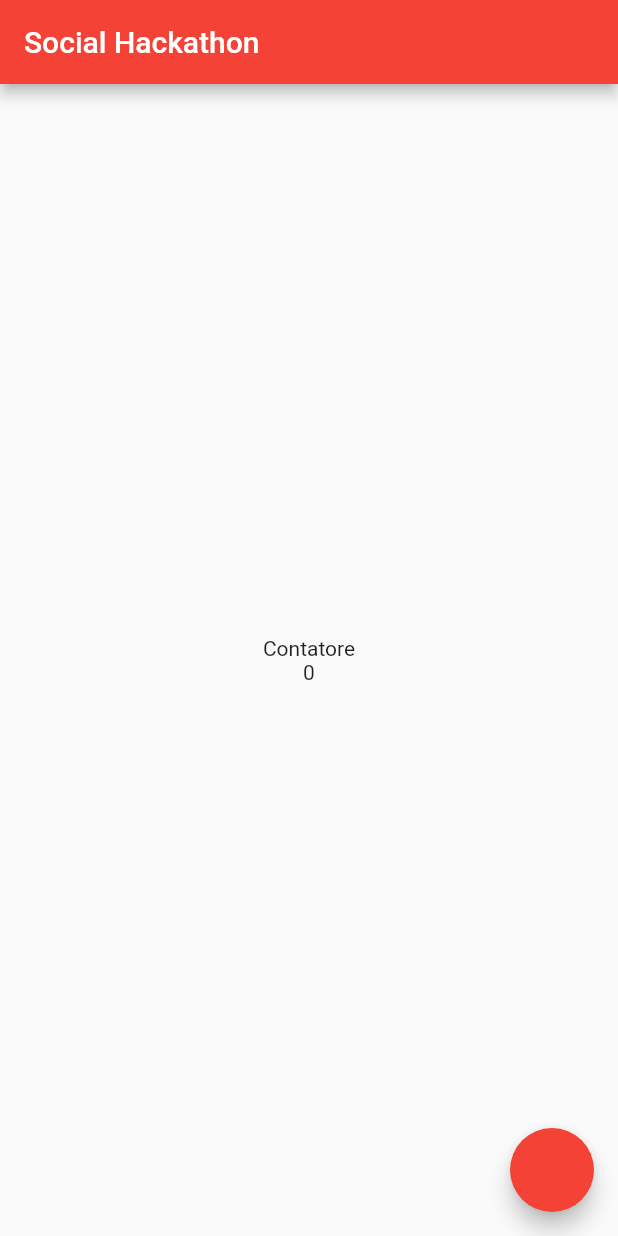
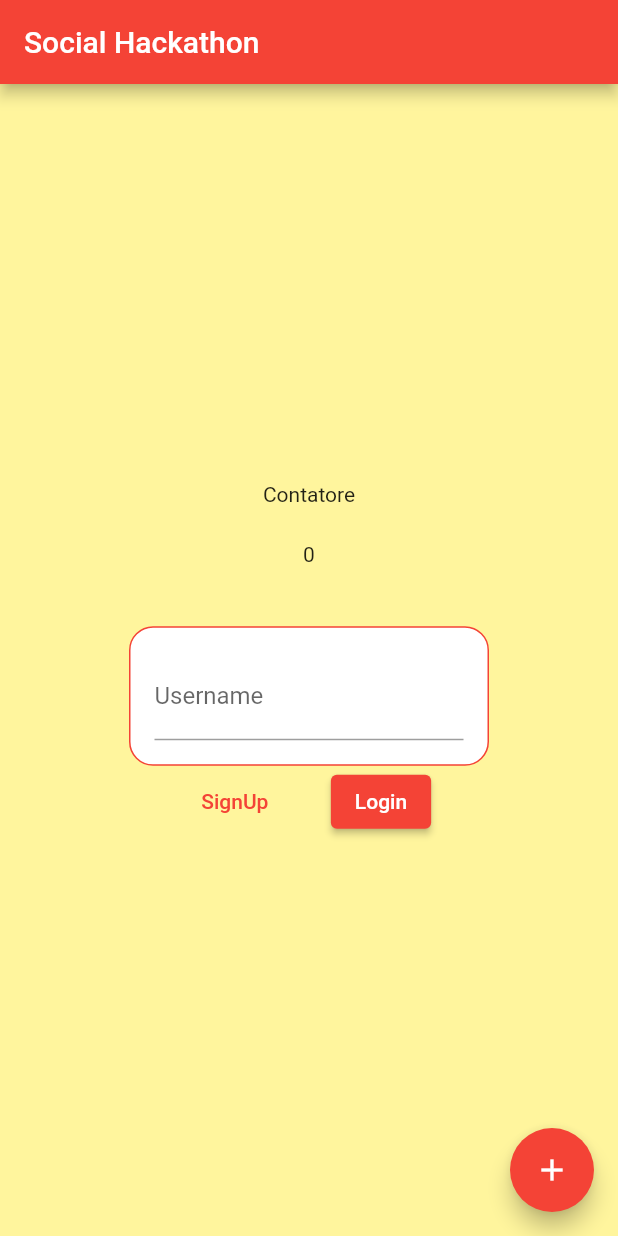
Before and after one commit to INDAPP/social_hackathon_umbria, a Flutter app: the screen it shows after launch, on a phone screen of 412 x 824 dp. Run offline on Flutter 3.47's test engine with Material 2 defaults, Android fonts, the phone set to English and light mode, and no system bars.

Commit message:
Login Page First Setup

```diff
--- a/lib/home.dart
+++ b/lib/home.dart
@@ -9,10 +9,13 @@ class Home extends StatefulWidget {
 
 class HomeState extends State<Home> {
   int counter = 0;
+  bool signupButtonVisible = true;
+  String textFieldString = "";
 
   @override
   Widget build(BuildContext context) {
     return Scaffold(
+      backgroundColor: Colors.yellow.shade200,
       appBar: AppBar(
         title: Text("Social Hackathon"),
       ),
@@ -20,12 +23,68 @@ class HomeState extends State<Home> {
         child: Column(
           mainAxisSize: MainAxisSize.min,
           children: [
-            Text("Contatore"),
-            Text("$counter"),
+            Padding(
+              padding: const EdgeInsets.only(bottom: 16),
+              child: Text("Contatore"),
+            ),
+            Padding(
+              padding: const EdgeInsets.all(8.0),
+              child: Text("$counter"),
+            ),
+            Padding(
+              padding: const EdgeInsets.all(8.0),
+              child: Text(textFieldString),
+            ),
+            Container(
+              padding: EdgeInsets.all(16),
+              width: 240,
+              child: TextField(
+                decoration: InputDecoration(
+                  hintText: "Email",
+                  labelText: "Username",
+                  //errorText: "Inserisci email",
+                ),
+                onChanged: (text) {
+                  setState(() {
+                    textFieldString = text;
+                  });
+                },
+              ),
+              decoration: BoxDecoration(
+                borderRadius: BorderRadius.circular(16),
+                color: Colors.white,
+                border: Border.all(color: Colors.red),
+              ),
+            ),
+            Row(
+              mainAxisSize: MainAxisSize.min,
+              children: [
+                Visibility(
+                  visible: signupButtonVisible,
+                  child: TextButton(
+                    onPressed: () {},
+                    child: Text("SignUp"),
+                  ),
+                ),
+                SizedBox(
+                  width: 32,
+                ),
+                ElevatedButton(
+                  onPressed: () {
+                    //TODO: implementare pulsante login
+                    setState(() {
+                      signupButtonVisible = true;
+                    });
+                  },
+                  child: Text("Login"),
+                ),
+              ],
+            ),
           ],
         ),
       ),
       floatingActionButton: FloatingActionButton(
+        child: Icon(Icons.add),
         onPressed: () {
           setState(() {
             counter++;
@@ -34,5 +93,4 @@ class HomeState extends State<Home> {
       ),
     );
   }
-
 }
```
